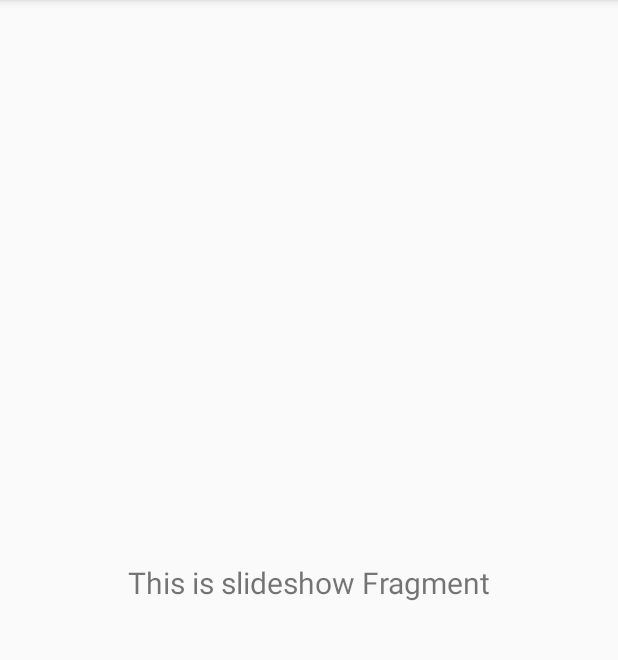
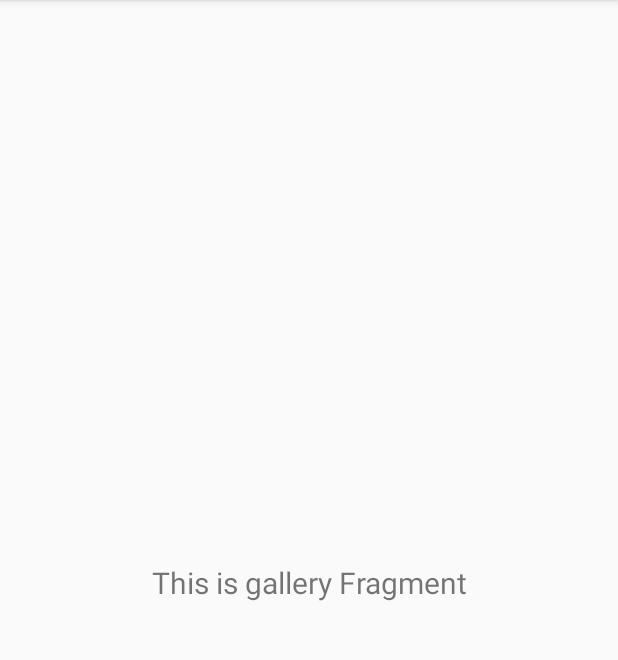
Before and after one commit to bizothesup/Yobouma, an Android app: the fragment GalleryFragment shown on its own in the app's theme, on a phone screen of 412 x 824 dp, the part 84-744 px from its top. Run offline under Robolectric (Android 15) with nearby library versions, the phone set to English and light mode, and no system bars; Roboto replaces fonts that are not available here.

```diff
--- a/app/src/main/java/net/mbs/ybma/ui/slideshow/SlideshowFragment.kt
+++ b/app/src/main/java/net/mbs/ybma/fragment/ui/gallery/GalleryFragment.kt
@@ -1,4 +1,4 @@
-package net.mbs.ybma.ui.slideshow
+package net.mbs.ybma.fragment.ui.gallery
 
 import android.os.Bundle
 import android.view.LayoutInflater
@@ -10,20 +10,20 @@ import androidx.lifecycle.Observer
 import androidx.lifecycle.ViewModelProviders
 import net.mbs.ybma.R
 
-class SlideshowFragment : Fragment() {
+class GalleryFragment : Fragment() {
 
-    private lateinit var slideshowViewModel: SlideshowViewModel
+    private lateinit var galleryViewModel: GalleryViewModel
 
     override fun onCreateView(
             inflater: LayoutInflater,
             container: ViewGroup?,
             savedInstanceState: Bundle?
     ): View? {
-        slideshowViewModel =
-                ViewModelProviders.of(this).get(SlideshowViewModel::class.java)
-        val root = inflater.inflate(R.layout.fragment_slideshow, container, false)
-        val textView: TextView = root.findViewById(R.id.text_slideshow)
-        slideshowViewModel.text.observe(viewLifecycleOwner, Observer {
+        galleryViewModel =
+                ViewModelProviders.of(this).get(GalleryViewModel::class.java)
+        val root = inflater.inflate(R.layout.fragment_gallery, container, false)
+        val textView: TextView = root.findViewById(R.id.text_gallery)
+        galleryViewModel.text.observe(viewLifecycleOwner, Observer {
             textView.text = it
         })
         return root
--- a/app/src/main/java/net/mbs/ybma/ui/slideshow/SlideshowViewModel.kt
+++ b/app/src/main/java/net/mbs/ybma/fragment/ui/gallery/GalleryViewModel.kt
@@ -1,13 +1,13 @@
-package net.mbs.ybma.ui.slideshow
+package net.mbs.ybma.fragment.ui.gallery
 
 import androidx.lifecycle.LiveData
 import androidx.lifecycle.MutableLiveData
 import androidx.lifecycle.ViewModel
 
-class SlideshowViewModel : ViewModel() {
+class GalleryViewModel : ViewModel() {
 
     private val _text = MutableLiveData<String>().apply {
-        value = "This is slideshow Fragment"
+        value = "This is gallery Fragment"
     }
     val text: LiveData<String> = _text
 }
--- a/app/src/main/java/net/mbs/ybma/ui/gallery/GalleryViewModel.kt
+++ b/app/src/main/java/net/mbs/ybma/fragment/ui/home/HomeViewModel.kt
@@ -1,13 +1,13 @@
-package net.mbs.ybma.ui.gallery
+package net.mbs.ybma.fragment.ui.home
 
 import androidx.lifecycle.LiveData
 import androidx.lifecycle.MutableLiveData
 import androidx.lifecycle.ViewModel
 
-class GalleryViewModel : ViewModel() {
+class HomeViewModel : ViewModel() {
 
     private val _text = MutableLiveData<String>().apply {
-        value = "This is gallery Fragment"
+        value = "This is home Fragment"
     }
     val text: LiveData<String> = _text
 }
--- a/app/src/main/java/net/mbs/ybma/ui/home/HomeViewModel.kt
+++ b/app/src/main/java/net/mbs/ybma/fragment/ui/slideshow/SlideshowViewModel.kt
@@ -1,13 +1,13 @@
-package net.mbs.ybma.ui.home
+package net.mbs.ybma.fragment.ui.slideshow
 
 import androidx.lifecycle.LiveData
 import androidx.lifecycle.MutableLiveData
 import androidx.lifecycle.ViewModel
 
-class HomeViewModel : ViewModel() {
+class SlideshowViewModel : ViewModel() {
 
     private val _text = MutableLiveData<String>().apply {
-        value = "This is home Fragment"
+        value = "This is slideshow Fragment"
     }
     val text: LiveData<String> = _text
 }
--- a/app/src/main/res/layout/fragment_gallery.xml
+++ b/app/src/main/res/layout/fragment_gallery.xml
@@ -4,7 +4,7 @@
     xmlns:tools="http://schemas.android.com/tools"
     android:layout_width="match_parent"
     android:layout_height="match_parent"
-    tools:context=".ui.gallery.GalleryFragment">
+    tools:context=".fragment.ui.gallery.GalleryFragment">
 
     <TextView
         android:id="@+id/text_gallery"
--- a/app/src/main/res/layout/fragment_home.xml
+++ b/app/src/main/res/layout/fragment_home.xml
@@ -4,7 +4,7 @@
     xmlns:tools="http://schemas.android.com/tools"
     android:layout_width="match_parent"
     android:layout_height="match_parent"
-    tools:context=".ui.home.HomeFragment">
+    tools:context=".fragment.ui.home.HomeFragment">
 
     <TextView
         android:id="@+id/text_home"
--- a/app/src/main/res/layout/fragment_slideshow.xml
+++ b/app/src/main/res/layout/fragment_slideshow.xml
@@ -4,7 +4,7 @@
     xmlns:tools="http://schemas.android.com/tools"
     android:layout_width="match_parent"
     android:layout_height="match_parent"
-    tools:context=".ui.slideshow.SlideshowFragment">
+    tools:context=".fragment.ui.slideshow.SlideshowFragment">
 
     <TextView
         android:id="@+id/text_slideshow"
--- a/app/src/main/res/navigation/mobile_navigation.xml
+++ b/app/src/main/res/navigation/mobile_navigation.xml
@@ -7,19 +7,19 @@
 
     <fragment
         android:id="@+id/nav_home"
-        android:name="net.mbs.ybma.ui.home.HomeFragment"
+        android:name="net.mbs.ybma.fragment.ui.home.HomeFragment"
         android:label="@string/menu_home"
         tools:layout="@layout/fragment_home" />
 
     <fragment
         android:id="@+id/nav_gallery"
-        android:name="net.mbs.ybma.ui.gallery.GalleryFragment"
+        android:name="net.mbs.ybma.fragment.ui.gallery.GalleryFragment"
         android:label="@string/menu_gallery"
         tools:layout="@layout/fragment_gallery" />
 
     <fragment
         android:id="@+id/nav_slideshow"
-        android:name="net.mbs.ybma.ui.slideshow.SlideshowFragment"
+        android:name="net.mbs.ybma.fragment.ui.slideshow.SlideshowFragment"
         android:label="@string/menu_slideshow"
         tools:layout="@layout/fragment_slideshow" />
 </navigation>
```
Also changed, not shown: app/src/main/java/net/mbs/ybma/fragment/ui/home/HomeFragment.kt (renamed from app/src/main/java/net/mbs/ybma/ui/gallery/GalleryFragment.kt, +8 -8 lines), app/src/main/java/net/mbs/ybma/fragment/ui/slideshow/SlideshowFragment.kt (renamed from app/src/main/java/net/mbs/ybma/ui/home/HomeFragment.kt, +8 -8 lines), app/src/main/java/net/mbs/ybma/utils/CustomDialog.kt (added, +18 -0 lines), app/src/main/res/layout/layout_progress_bar.xml (added, +18 -0 lines).
